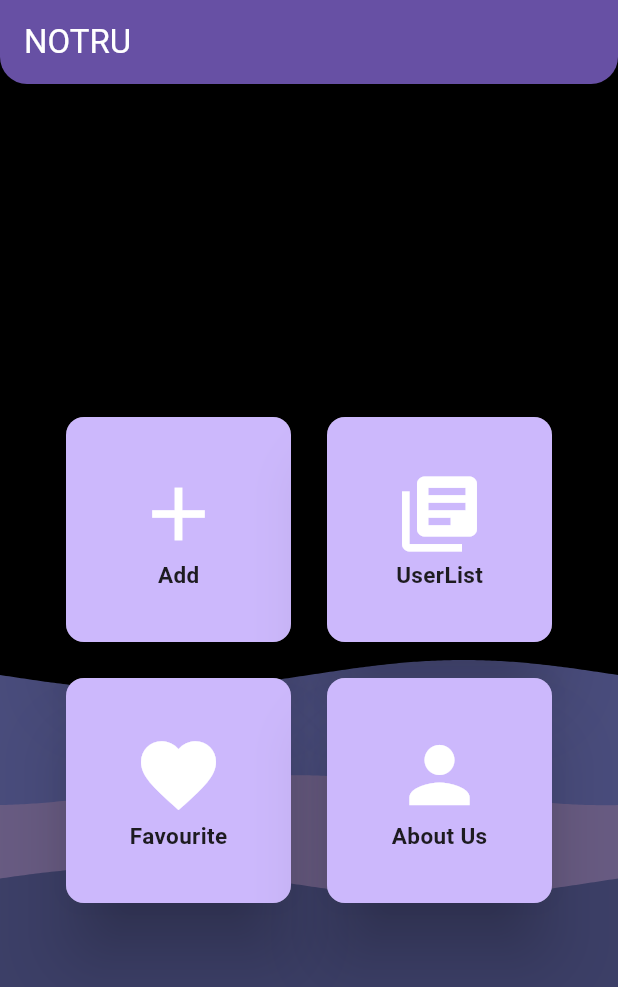
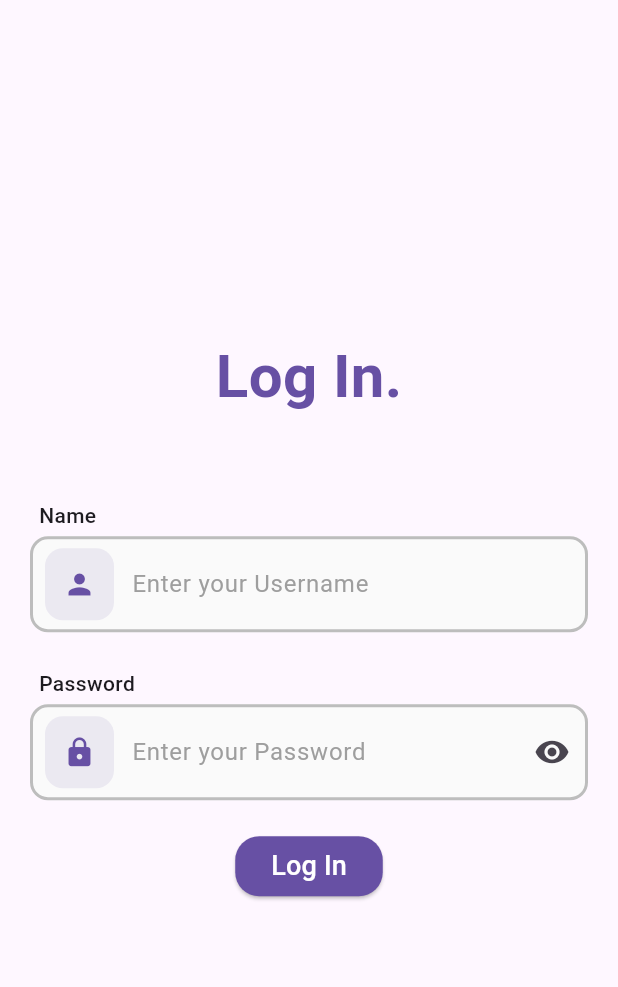
Before and after one commit to mannpadhiar/matrimony-app, a Flutter app: the screen it shows after launch, on a phone screen of 412 x 824 dp. Shown: the top 987 px of the screen. Run offline on Flutter 3.47's test engine with Material 3 defaults, Android fonts, the phone set to English and light mode, and no system bars; drawn by our look-alikes of wave; our stand-ins replace firebase_auth, firebase_core, font_awesome_flutter, shared_preferences, sqflite; missing offline and left inert: about; accounts and stored records are empty.

```diff
--- a/lib/main.dart
+++ b/lib/main.dart
@@ -8,11 +8,13 @@ import 'package:untitled/SignInPage.dart';
 import 'package:untitled/pages/AddPage.dart';
 import 'package:untitled/pages/ListPage.dart';
 import 'package:untitled/pages/aboutUs.dart';
+import 'package:untitled/pages/login_page.dart';
 import 'package:untitled/pages/main_animation_page.dart';
 import 'package:untitled/temp.dart';
 import 'package:untitled/tempLogin.dart';
 import 'package:untitled/temppage.dart';
 import 'FavouritePage.dart';
+import 'LoginPage.dart';
 import 'newPages/NewAddPage.dart';
 import 'newPages/NewLikePage.dart';
 import 'newPages/NewListPage.dart';
@@ -34,7 +36,7 @@ class MyApp extends StatelessWidget {
   Widget build(BuildContext context) {
     return MaterialApp(
       debugShowCheckedModeBanner: false,
-      home:MainAnimationPage(),
+      home: MainAnimationPage(),
       // StreamBuilder(stream: FirebaseAuth.instance.authStateChanges(),
       //   builder: (context, snapshot){
       //     if(snapshot.connectionState == ConnectionState.waiting){
--- /dev/null
+++ b/lib/pages/login_page.dart
@@ -0,0 +1,157 @@
+import 'package:flutter/material.dart';
+import 'package:shared_preferences/shared_preferences.dart';
+
+class LoginPage extends StatefulWidget {
+  const LoginPage({super.key});
+
+  @override
+  State<LoginPage> createState() => _LoginPageState();
+}
+
+class _LoginPageState extends State<LoginPage> {
+
+  final TextEditingController _name = TextEditingController();
+  final TextEditingController _password = TextEditingController();
+
+  void loginUser() async {
+    SharedPreferences prefs = await SharedPreferences.getInstance();
+    await prefs.setBool("isLogin", true);
+    await prefs.setString("email", _name.text);
+    print(await prefs.getBool('isLogin'));
+  }
+
+  bool isObscureText = true;
+
+  @override
+  Widget build(BuildContext context) {
+    return Scaffold(
+      body: SafeArea(
+        child: Container(
+          padding: EdgeInsets.all(20),
+          height: double.infinity,
+          width: double.infinity,
+          child: Column(
+            mainAxisAlignment: MainAxisAlignment.center,
+            crossAxisAlignment: CrossAxisAlignment.center,
+            children: [
+              //Log-in text
+              Container(
+                child: Text("Log In.",style: TextStyle(fontWeight: FontWeight.bold,fontSize: 40,color: Theme.of(context).primaryColor),),
+              ),
+              SizedBox(height: 50,),
+              //input boxes
+              Container(
+                child: Column(
+                  crossAxisAlignment: CrossAxisAlignment.start,
+                  children: [
+
+                    //username
+                    Padding(
+                      padding: const EdgeInsets.symmetric(vertical: 4,horizontal: 6),
+                      child: Text("Name",style: TextStyle(fontWeight: FontWeight.w500),),
+                    ),
+                    TextField(
+                      controller: _name,
+                      decoration: InputDecoration(
+                        hintText: 'Enter your Username',
+                        hintStyle: TextStyle(color: Colors.grey),
+                        hintFadeDuration: Duration(milliseconds: 200),
+                        contentPadding: EdgeInsets.all(20),
+                        filled: true,
+                        fillColor: Colors.grey.shade50,
+                        prefixIcon: Container(
+                          margin: EdgeInsets.only(left: 10, right: 8),
+                          padding: EdgeInsets.all(12),
+                          decoration: BoxDecoration(
+                            color: Theme.of(context).primaryColor.withOpacity(0.1),
+                            borderRadius: BorderRadius.circular(12),
+                          ),
+                          child: Icon(Icons.person, color: Theme.of(context).primaryColor, size: 22),
+                        ),
+                        border: OutlineInputBorder(
+                          borderSide: BorderSide.none,
+                          borderRadius: BorderRadius.circular(12),
+                        ),
+                        enabledBorder: OutlineInputBorder(
+                          borderSide: BorderSide(width: 2,color: Colors.grey.shade400),
+                          borderRadius: BorderRadius.circular(12),
+                        ),
+                        focusedBorder: OutlineInputBorder(
+                          borderSide: BorderSide(width: 2,color: Theme.of(context).primaryColor,),
+                          borderRadius: BorderRadius.circular(12),
+                        ),
+                      )
+                    ),
+                    SizedBox(height: 20,),
+
+                    //password
+                    Padding(
+                      padding: const EdgeInsets.symmetric(vertical: 4,horizontal: 6),
+                      child: Text("Password",style: TextStyle(fontWeight: FontWeight.w500),),
+                    ),
+                    TextField(
+                      obscureText: isObscureText,
+                      controller: _password,
+                      decoration: InputDecoration(
+                        suffixIcon: IconButton(onPressed: () {
+                          setState(() {
+                            isObscureText = !isObscureText;
+                          });
+                        }, icon: Icon(Icons.remove_red_eye)),
+                        hintText: 'Enter your Password',
+                        hintStyle: TextStyle(color: Colors.grey),
+                        hintFadeDuration: Duration(milliseconds: 300),
+                        contentPadding: EdgeInsets.all(20),
+                        filled: true,
+                        fillColor: Colors.grey.shade50,
+                        prefixIcon: Container(
+                          margin: EdgeInsets.only(left: 10, right: 8),
+                          padding: EdgeInsets.all(12),
+                          decoration: BoxDecoration(
+                            color: Theme.of(context).primaryColor.withOpacity(0.1),
+                            borderRadius: BorderRadius.circular(12),
+                          ),
+                          child: Icon(Icons.lock, color: Theme.of(context).primaryColor, size: 22),
+                        ),
+                        border: OutlineInputBorder(
+                          borderSide: BorderSide.none,
+                          borderRadius: BorderRadius.circular(12),
+                        ),
+                        enabledBorder: OutlineInputBorder(
+                          borderSide: BorderSide(width: 2,color: Colors.grey.shade400),
+                          borderRadius: BorderRadius.circular(12),
+                        ),
+                        focusedBorder: OutlineInputBorder(
+                          borderSide: BorderSide(width: 2,color: Theme.of(context).primaryColor,),
+                          borderRadius: BorderRadius.circular(12),
+                        ),
+                      )
+                    ),
+                    SizedBox(height: 20,),
+
+                    //Login Button
+                    Center(
+                      child: ElevatedButton(
+                        style: ElevatedButton.styleFrom(
+                          backgroundColor: Theme.of(context).primaryColor,
+                          shape: RoundedRectangleBorder(
+                            borderRadius: BorderRadius.circular(16),
+                          ),
+                        ),
+                        onPressed: () {
+                          print('Button is pressed');
+                          loginUser();
+                        },
+                        child: Text('Log In',style: TextStyle(color: Colors.white,fontSize: 18),),
+                      ),
+                    ),
+                  ],
+                ),
+              )
+            ],
+          ),
+        ),
+      ),
+    );
+  }
+}
--- a/lib/pages/main_animation_page.dart
+++ b/lib/pages/main_animation_page.dart
@@ -2,6 +2,8 @@ import 'dart:async';
 
 import 'package:flutter/material.dart';
 import 'package:untitled/HomePage.dart';
+import 'package:shared_preferences/shared_preferences.dart';
+import 'package:untitled/pages/login_page.dart';
 
 class MainAnimationPage extends StatefulWidget {
   const MainAnimationPage({super.key});
@@ -47,9 +49,19 @@ class _MainAnimationPageState extends State<MainAnimationPage> with SingleTicker
       ),
     );
 
-    Timer(Duration(seconds: 3),() {
-      Navigator.pushReplacement(context, MaterialPageRoute(builder: (context) => Homepage(),));
+    Timer(Duration(seconds: 3),() async{
+      if(await isLogIn()){
+        Navigator.pushReplacement(context, MaterialPageRoute(builder: (context) => Homepage(),));
+      }else{
+        Navigator.pushReplacement(context, MaterialPageRoute(builder: (context) => LoginPage(),));
+      }
     },);
+  }
+
+  Future<bool> isLogIn() async{
+    SharedPreferences prefs = await SharedPreferences.getInstance();
+    bool isLog =  prefs.getBool('isLogin') ?? false;
+    return isLog;
   }
 
   @override
--- a/pubspec.yaml
+++ b/pubspec.yaml
@@ -54,6 +54,7 @@ dev_dependencies:
   intl: ^0.18.1
   about: ^2.2.0
   aswdc_flutter_pub: ^1.0.27
+  shared_preferences: ^2.5.2
 # For information on the generic Dart part of this file, see the
 # following page: https://dart.dev/tools/pub/pubspec
 
```
Also changed, not shown: pubspec.lock, 1 other file.
